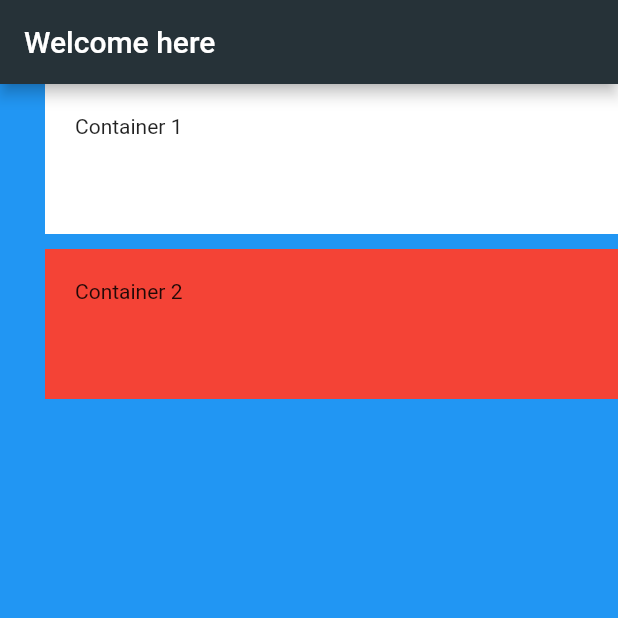
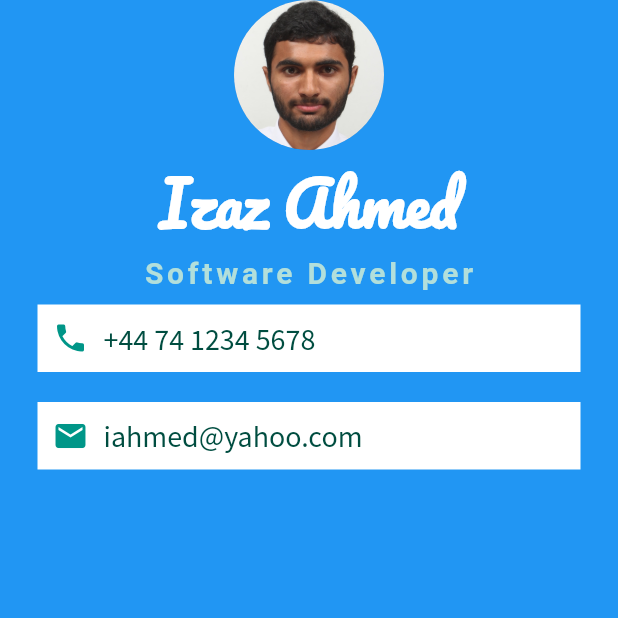
Before and after one commit to iahmed5/flutter_app, a Flutter app: the screen it shows after launch, on a phone screen of 412 x 824 dp, the top half of it. Run offline on Flutter 3.47's test engine with Material 2 defaults, Android fonts, the phone set to English and light mode, and no system bars; Roboto replaces fonts that are missing (SourceSansPro).

Commit message:
my card app using container

```diff
--- /dev/null
+++ b/fonts/OFL.txt
@@ -0,0 +1,93 @@
+Copyright 2018 The Pacifico Project Authors (https://github.com/googlefonts/Pacifico)
+
+This Font Software is licensed under the SIL Open Font License, Version 1.1.
+This license is copied below, and is also available with a FAQ at:
+http://scripts.sil.org/OFL
+
+
+-----------------------------------------------------------
+SIL OPEN FONT LICENSE Version 1.1 - 26 February 2007
+-----------------------------------------------------------
+
+PREAMBLE
+The goals of the Open Font License (OFL) are to stimulate worldwide
+development of collaborative font projects, to support the font creation
+efforts of academic and linguistic communities, and to provide a free and
+open framework in which fonts may be shared and improved in partnership
+with others.
+
+The OFL allows the licensed fonts to be used, studied, modified and
+redistributed freely as long as they are not sold by themselves. The
+fonts, including any derivative works, can be bundled, embedded,
+redistributed and/or sold with any software provided that any reserved
+names are not used by derivative works. The fonts and derivatives,
+however, cannot be released under any other type of license. The
+requirement for fonts to remain under this license does not apply
+to any document created using the fonts or their derivatives.
+
+DEFINITIONS
+"Font Software" refers to the set of files released by the Copyright
+Holder(s) under this license and clearly marked as such. This may
+include source files, build scripts and documentation.
+
+"Reserved Font Name" refers to any names specified as such after the
+copyright statement(s).
+
+"Original Version" refers to the collection of Font Software components as
+distributed by the Copyright Holder(s).
+
+"Modified Version" refers to any derivative made by adding to, deleting,
+or substituting -- in part or in whole -- any of the components of the
+Original Version, by changing formats or by porting the Font Software to a
+new environment.
+
+"Author" refers to any designer, engineer, programmer, technical
+writer or other person who contributed to the Font Software.
+
+PERMISSION & CONDITIONS
+Permission is hereby granted, free of charge, to any person obtaining
+a copy of the Font Software, to use, study, copy, merge, embed, modify,
+redistribute, and sell modified and unmodified copies of the Font
+Software, subject to the following conditions:
+
+1) Neither the Font Software nor any of its individual components,
+in Original or Modified Versions, may be sold by itself.
+
+2) Original or Modified Versions of the Font Software may be bundled,
+redistributed and/or sold with any software, provided that each copy
+contains the above copyright notice and this license. These can be
+included either as stand-alone text files, human-readable headers or
+in the appropriate machine-readable metadata fields within text or
+binary files as long as those fields can be easily viewed by the user.
+
+3) No Modified Version of the Font Software may use the Reserved Font
+Name(s) unless explicit written permission is granted by the corresponding
+Copyright Holder. This restriction only applies to the primary font name as
+presented to the users.
+
+4) The name(s) of the Copyright Holder(s) or the Author(s) of the Font
+Software shall not be used to promote, endorse or advertise any
+Modified Version, except to acknowledge the contribution(s) of the
+Copyright Holder(s) and the Author(s) or with their explicit written
+permission.
+
+5) The Font Software, modified or unmodified, in part or in whole,
+must be distributed entirely under this license, and must not be
+distributed under any other license. The requirement for fonts to
+remain under this license does not apply to any document created
+using the Font Software.
+
+TERMINATION
+This license becomes null and void if any of the above conditions are
+not met.
+
+DISCLAIMER
+THE FONT SOFTWARE IS PROVIDED "AS IS", WITHOUT WARRANTY OF ANY KIND,
+EXPRESS OR IMPLIED, INCLUDING BUT NOT LIMITED TO ANY WARRANTIES OF
+MERCHANTABILITY, FITNESS FOR A PARTICULAR PURPOSE AND NONINFRINGEMENT
+OF COPYRIGHT, PATENT, TRADEMARK, OR OTHER RIGHT. IN NO EVENT SHALL THE
+COPYRIGHT HOLDER BE LIABLE FOR ANY CLAIM, DAMAGES OR OTHER LIABILITY,
+INCLUDING ANY GENERAL, SPECIAL, INDIRECT, INCIDENTAL, OR CONSEQUENTIAL
+DAMAGES, WHETHER IN AN ACTION OF CONTRACT, TORT OR OTHERWISE, ARISING
+FROM, OUT OF THE USE OR INABILITY TO USE THE FONT SOFTWARE OR FROM
+OTHER DEALINGS IN THE FONT SOFTWARE.
--- a/lib/main.dart
+++ b/lib/main.dart
@@ -10,36 +10,64 @@ class MyApp extends StatelessWidget {
     return MaterialApp(
       home: Scaffold(
         backgroundColor: Colors.blue,
-        appBar: AppBar(
-          title: Text('Welcome here'),
-          backgroundColor: Colors.blueGrey[900],
-        ),
         body: SafeArea(
           child: Column(
-            mainAxisSize: MainAxisSize.min,
-            crossAxisAlignment: CrossAxisAlignment.stretch,
-            mainAxisAlignment: MainAxisAlignment.end,
             children: [
-              Container(
-                width: 100.0,
-                height: 100.0,
-                margin: EdgeInsets.only(left: 30),
-                padding: EdgeInsets.all(20.0),
-                color: Colors.white,
-                child: Text('Container 1'),
+              CircleAvatar(
+                radius: 50,
+                backgroundImage: AssetImage('images/iahmed.jpg'),
               ),
-              SizedBox(
-                height: 10,
+              Text(
+                'Izaz Ahmed',
+                style: TextStyle(
+                    fontFamily: 'Pacifico',
+                    fontSize: 40,
+                    color: Colors.white,
+                    fontWeight: FontWeight.bold),
+              ),
+              Text(
+                'Software Developer',
+                style: TextStyle(
+                    fontFamily: 'SourceSansPro',
+                    fontSize: 20,
+                    color: Colors.teal[100],
+                    fontWeight: FontWeight.bold,
+                    letterSpacing: 2.5),
               ),
               Container(
-                width: 100.0,
-                height: 100.0,
-                margin: EdgeInsets.only(left: 30),
-                padding: EdgeInsets.all(20.0),
-                color: Colors.red,
-                child: Text('Container 2'),
+                color: Colors.white,
+                margin: EdgeInsets.symmetric(vertical: 10, horizontal: 25),
+                padding: EdgeInsets.all(10),
+                child: Row(
+                  children: <Widget>[
+                    Icon(Icons.phone, color: Colors.teal),
+                    SizedBox(width: 10),
+                    Text('+44 74 1234 5678',
+                        style: TextStyle(
+                          fontFamily: 'Source Sans Pro',
+                          fontSize: 20,
+                          color: Colors.teal[900],
+                        )),
+                  ],
+                ),
               ),
-              Container(width: double.infinity, height: 10),
+              Container(
+                color: Colors.white,
+                margin: EdgeInsets.symmetric(vertical: 10, horizontal: 25),
+                padding: EdgeInsets.all(10),
+                child: Row(
+                  children: <Widget>[
+                    Icon(Icons.email, color: Colors.teal),
+                    SizedBox(width: 10),
+                    Text('iahmed@yahoo.com',
+                        style: TextStyle(
+                          fontFamily: 'Source Sans Pro',
+                          fontSize: 20,
+                          color: Colors.teal[900],
+                        )),
+                  ],
+                ),
+              )
             ],
           ),
         ),
```
Also changed, not shown: pubspec.yaml (+8 -25 lines), fonts/Pacifico-Regular.ttf (added), fonts/SourceSansPro-Regular.ttf (added), images/iahmed.jpg (added).
